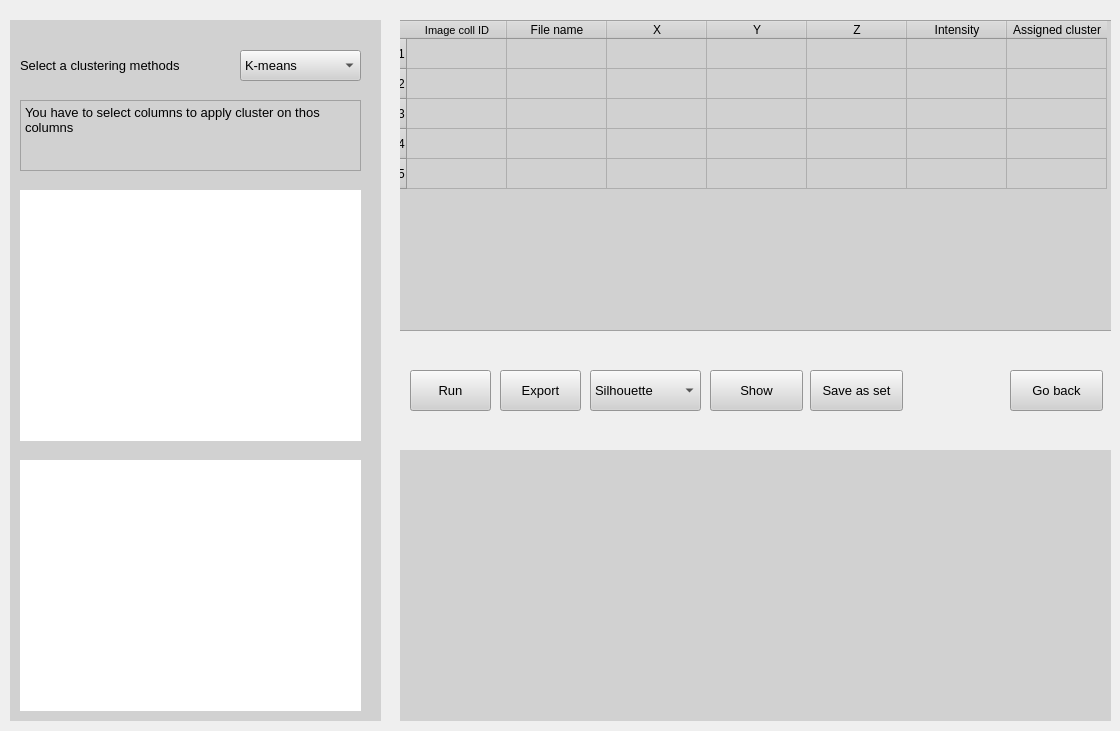
Before: the Qt Designer form UI_builder/Clustering.ui in Brain-Mapper/BrainMapperV2, drawn with Qt 5.
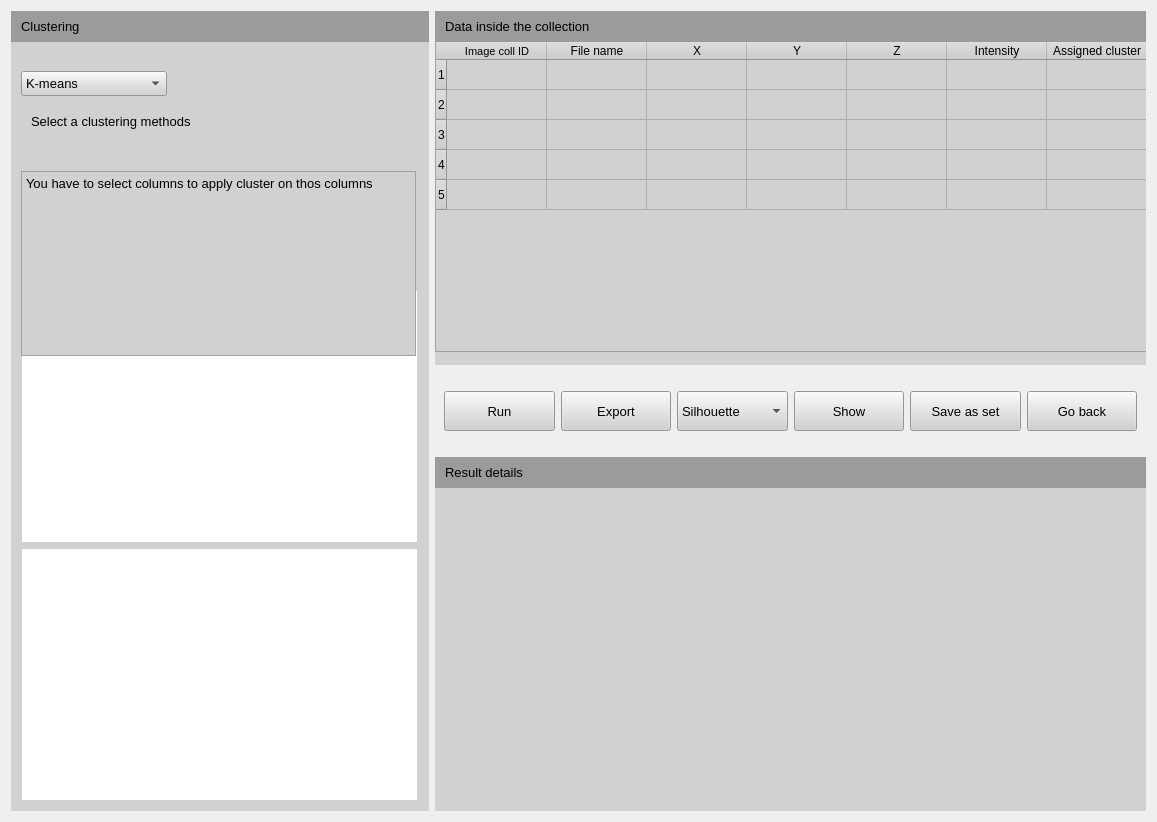
After: the same form once the commit is applied.

```diff
--- a/UI_builder/Clustering.ui
+++ b/UI_builder/Clustering.ui
@@ -6,149 +6,21 @@
    <rect>
     <x>0</x>
     <y>0</y>
-    <width>1120</width>
-    <height>731</height>
+    <width>1157</width>
+    <height>822</height>
    </rect>
   </property>
   <property name="windowTitle">
    <string>Form</string>
   </property>
-  <widget class="QWidget" name="widget" native="true">
-   <property name="geometry">
-    <rect>
-     <x>10</x>
-     <y>20</y>
-     <width>371</width>
-     <height>701</height>
-    </rect>
-   </property>
-   <property name="styleSheet">
-    <string notr="true">background-color: rgb(209, 209, 209);</string>
-   </property>
-   <widget class="QLabel" name="label">
-    <property name="geometry">
-     <rect>
-      <x>10</x>
-      <y>30</y>
-      <width>211</width>
-      <height>31</height>
-     </rect>
-    </property>
-    <property name="font">
-     <font>
-      <pointsize>10</pointsize>
-     </font>
-    </property>
-    <property name="text">
-     <string>Select a clustering methods</string>
-    </property>
-    <property name="textFormat">
-     <enum>Qt::AutoText</enum>
-    </property>
-   </widget>
-   <widget class="QComboBox" name="comboBox_2">
-    <property name="geometry">
-     <rect>
-      <x>230</x>
-      <y>30</y>
-      <width>121</width>
-      <height>31</height>
-     </rect>
-    </property>
-    <property name="font">
-     <font>
-      <pointsize>10</pointsize>
-     </font>
-    </property>
-    <item>
-     <property name="text">
-      <string>K-means</string>
-     </property>
-    </item>
-    <item>
-     <property name="text">
-      <string>K-medoids</string>
-     </property>
-    </item>
-    <item>
-     <property name="text">
-      <string>Agglomerative</string>
-     </property>
-    </item>
-    <item>
-     <property name="text">
-      <string>Fuzzy C-means</string>
-     </property>
-    </item>
-   </widget>
-   <widget class="QWidget" name="widget_5" native="true">
-    <property name="geometry">
-     <rect>
-      <x>10</x>
-      <y>170</y>
-      <width>341</width>
-      <height>251</height>
-     </rect>
-    </property>
-    <property name="minimumSize">
-     <size>
-      <width>341</width>
-      <height>251</height>
-     </size>
-    </property>
-    <property name="styleSheet">
-     <string notr="true">background-color: rgb(255, 255, 255);</string>
-    </property>
-   </widget>
-   <widget class="QWidget" name="widget_6" native="true">
-    <property name="geometry">
-     <rect>
-      <x>10</x>
-      <y>440</y>
-      <width>341</width>
-      <height>251</height>
-     </rect>
-    </property>
-    <property name="minimumSize">
-     <size>
-      <width>341</width>
-      <height>0</height>
-     </size>
-    </property>
-    <property name="styleSheet">
-     <string notr="true">background-color: rgb(255, 255, 255);</string>
-    </property>
-   </widget>
-   <widget class="QPlainTextEdit" name="plainTextEdit">
-    <property name="geometry">
-     <rect>
-      <x>10</x>
-      <y>80</y>
-      <width>341</width>
-      <height>71</height>
-     </rect>
-    </property>
-    <property name="font">
-     <font>
-      <pointsize>10</pointsize>
-     </font>
-    </property>
-    <property name="readOnly">
-     <bool>true</bool>
-    </property>
-    <property name="plainText">
-     <string>You have to select columns to apply cluster on thos columns</string>
-    </property>
-   </widget>
-  </widget>
+  <layout class="QGridLayout" name="gridLayout">
+   <item row="0" column="1">
   <widget class="QWidget" name="widget_2" native="true">
-   <property name="geometry">
-    <rect>
-     <x>400</x>
-     <y>20</y>
+     <property name="minimumSize">
+      <size>
      <width>711</width>
      <height>311</height>
-    </rect>
+      </size>
    </property>
    <property name="styleSheet">
     <string notr="true">background-color: rgb(209, 209, 209);</string>
@@ -156,8 +28,8 @@
    <widget class="QTableWidget" name="tableWidget">
     <property name="geometry">
      <rect>
-      <x>-5</x>
-      <y>0</y>
+        <x>0</x>
+        <y>30</y>
       <width>721</width>
       <height>311</height>
      </rect>
@@ -248,40 +120,252 @@
      </property>
     </column>
    </widget>
-  </widget>
+     <widget class="QWidget" name="widget_8" native="true">
+      <property name="geometry">
+       <rect>
+        <x>0</x>
+        <y>0</y>
+        <width>711</width>
+        <height>31</height>
+       </rect>
+      </property>
+      <property name="styleSheet">
+       <string notr="true">background-color: rgb(155, 155, 155);</string>
+      </property>
+      <widget class="QLabel" name="label_3">
+       <property name="geometry">
+        <rect>
+         <x>10</x>
+         <y>0</y>
+         <width>201</width>
+         <height>31</height>
+        </rect>
+       </property>
+       <property name="font">
+        <font>
+         <pointsize>10</pointsize>
+        </font>
+       </property>
+       <property name="text">
+        <string>Data inside the collection</string>
+       </property>
+      </widget>
+     </widget>
+     <zorder>tableWidget</zorder>
+     <zorder>widget</zorder>
+     <zorder>widget_8</zorder>
+    </widget>
+   </item>
+   <item row="0" column="0" rowspan="3">
+    <widget class="QWidget" name="widget" native="true">
+     <property name="styleSheet">
+      <string notr="true">background-color: rgb(209, 209, 209);</string>
+     </property>
+     <widget class="QLabel" name="label">
+      <property name="geometry">
+       <rect>
+        <x>20</x>
+        <y>100</y>
+        <width>205</width>
+        <height>21</height>
+       </rect>
+      </property>
+      <property name="font">
+       <font>
+        <pointsize>10</pointsize>
+       </font>
+      </property>
+      <property name="text">
+       <string>Select a clustering methods</string>
+      </property>
+      <property name="textFormat">
+       <enum>Qt::AutoText</enum>
+      </property>
+     </widget>
+     <widget class="QWidget" name="widget_5" native="true">
+      <property name="geometry">
+       <rect>
+        <x>11</x>
+        <y>280</y>
+        <width>395</width>
+        <height>251</height>
+       </rect>
+      </property>
+      <property name="minimumSize">
+       <size>
+        <width>341</width>
+        <height>251</height>
+       </size>
+      </property>
+      <property name="styleSheet">
+       <string notr="true">background-color: rgb(255, 255, 255);</string>
+      </property>
+     </widget>
+     <widget class="QWidget" name="widget_6" native="true">
+      <property name="geometry">
+       <rect>
+        <x>11</x>
+        <y>538</y>
+        <width>395</width>
+        <height>251</height>
+       </rect>
+      </property>
+      <property name="minimumSize">
+       <size>
+        <width>341</width>
+        <height>251</height>
+       </size>
+      </property>
+      <property name="styleSheet">
+       <string notr="true">background-color: rgb(255, 255, 255);</string>
+      </property>
+     </widget>
+     <widget class="QPlainTextEdit" name="plainTextEdit">
+      <property name="geometry">
+       <rect>
+        <x>10</x>
+        <y>160</y>
+        <width>395</width>
+        <height>185</height>
+       </rect>
+      </property>
+      <property name="font">
+       <font>
+        <pointsize>10</pointsize>
+       </font>
+      </property>
+      <property name="readOnly">
+       <bool>true</bool>
+      </property>
+      <property name="plainText">
+       <string>You have to select columns to apply cluster on thos columns</string>
+      </property>
+     </widget>
+     <widget class="QComboBox" name="comboBox_2">
+      <property name="geometry">
+       <rect>
+        <x>10</x>
+        <y>60</y>
+        <width>146</width>
+        <height>25</height>
+       </rect>
+      </property>
+      <property name="font">
+       <font>
+        <pointsize>10</pointsize>
+       </font>
+      </property>
+      <item>
+       <property name="text">
+        <string>K-means</string>
+       </property>
+      </item>
+      <item>
+       <property name="text">
+        <string>K-medoids</string>
+       </property>
+      </item>
+      <item>
+       <property name="text">
+        <string>Agglomerative</string>
+       </property>
+      </item>
+      <item>
+       <property name="text">
+        <string>Fuzzy C-means</string>
+       </property>
+      </item>
+     </widget>
+     <widget class="QWidget" name="widget_7" native="true">
+      <property name="geometry">
+       <rect>
+        <x>0</x>
+        <y>0</y>
+        <width>421</width>
+        <height>31</height>
+       </rect>
+      </property>
+      <property name="styleSheet">
+       <string notr="true">background-color: rgb(155, 155, 155);</string>
+      </property>
+      <widget class="QLabel" name="label_2">
+       <property name="geometry">
+        <rect>
+         <x>10</x>
+         <y>0</y>
+         <width>91</width>
+         <height>31</height>
+        </rect>
+       </property>
+       <property name="font">
+        <font>
+         <pointsize>10</pointsize>
+        </font>
+       </property>
+       <property name="text">
+        <string>Clustering</string>
+       </property>
+      </widget>
+     </widget>
+    </widget>
+   </item>
+   <item row="2" column="1">
   <widget class="QWidget" name="widget_3" native="true">
-   <property name="geometry">
-    <rect>
-     <x>400</x>
-     <y>450</y>
-     <width>711</width>
-     <height>271</height>
-    </rect>
-   </property>
    <property name="styleSheet">
     <string notr="true">background-color: rgb(209, 209, 209);</string>
    </property>
-  </widget>
+     <widget class="QWidget" name="widget_9" native="true">
+      <property name="geometry">
+       <rect>
+        <x>0</x>
+        <y>0</y>
+        <width>711</width>
+        <height>31</height>
+       </rect>
+      </property>
+      <property name="styleSheet">
+       <string notr="true">background-color: rgb(155, 155, 155);</string>
+      </property>
+      <widget class="QLabel" name="label_4">
+       <property name="geometry">
+        <rect>
+         <x>10</x>
+         <y>0</y>
+         <width>201</width>
+         <height>31</height>
+        </rect>
+       </property>
+       <property name="font">
+        <font>
+         <pointsize>10</pointsize>
+        </font>
+       </property>
+       <property name="text">
+        <string>Result details</string>
+       </property>
+      </widget>
+     </widget>
+    </widget>
+   </item>
+   <item row="1" column="1">
   <widget class="QWidget" name="widget_4" native="true">
-   <property name="geometry">
-    <rect>
-     <x>400</x>
-     <y>360</y>
-     <width>711</width>
-     <height>61</height>
-    </rect>
+     <property name="maximumSize">
+      <size>
+       <width>16777215</width>
+       <height>80</height>
+      </size>
    </property>
    <property name="styleSheet">
     <string notr="true"/>
    </property>
+     <layout class="QHBoxLayout" name="horizontalLayout">
+      <item>
    <widget class="QPushButton" name="pushButton">
-    <property name="geometry">
-     <rect>
-      <x>10</x>
-      <y>10</y>
-      <width>81</width>
-      <height>41</height>
-     </rect>
+        <property name="minimumSize">
+         <size>
+          <width>0</width>
+          <height>40</height>
+         </size>
     </property>
     <property name="font">
      <font>
@@ -301,35 +385,14 @@
      </size>
     </property>
    </widget>
-   <widget class="QPushButton" name="pushButton_2">
-    <property name="geometry">
-     <rect>
-      <x>310</x>
-      <y>10</y>
-      <width>93</width>
-      <height>41</height>
-     </rect>
-    </property>
-    <property name="font">
-     <font>
-      <pointsize>10</pointsize>
-     </font>
-    </property>
-    <property name="styleSheet">
-     <string notr="true">background-color: rgb(209, 209, 209);</string>
-    </property>
-    <property name="text">
-     <string>Show</string>
-    </property>
-   </widget>
+      </item>
+      <item>
    <widget class="QPushButton" name="pushButton_3">
-    <property name="geometry">
-     <rect>
-      <x>100</x>
-      <y>10</y>
-      <width>81</width>
-      <height>41</height>
-     </rect>
+        <property name="minimumSize">
+         <size>
+          <width>0</width>
+          <height>40</height>
+         </size>
     </property>
     <property name="font">
      <font>
@@ -343,63 +406,21 @@
      <string>Export</string>
     </property>
    </widget>
-   <widget class="QPushButton" name="pushButton_4">
-    <property name="geometry">
-     <rect>
-      <x>410</x>
-      <y>10</y>
-      <width>93</width>
-      <height>41</height>
-     </rect>
-    </property>
-    <property name="font">
-     <font>
-      <pointsize>10</pointsize>
-     </font>
-    </property>
-    <property name="styleSheet">
-     <string notr="true">background-color: rgb(209, 209, 209);</string>
-    </property>
-    <property name="text">
-     <string>Save as set</string>
-    </property>
-   </widget>
-   <widget class="QPushButton" name="pushButton_5">
-    <property name="geometry">
-     <rect>
-      <x>610</x>
-      <y>10</y>
-      <width>93</width>
-      <height>41</height>
-     </rect>
-    </property>
-    <property name="font">
-     <font>
-      <pointsize>10</pointsize>
-     </font>
-    </property>
-    <property name="styleSheet">
-     <string notr="true">background-color: rgb(209, 209, 209);</string>
-    </property>
-    <property name="text">
-     <string>Go back</string>
-    </property>
-   </widget>
+      </item>
+      <item>
    <widget class="QComboBox" name="comboBox">
-    <property name="geometry">
-     <rect>
-      <x>190</x>
-      <y>10</y>
-      <width>111</width>
-      <height>41</height>
-     </rect>
-    </property>
     <property name="sizePolicy">
      <sizepolicy hsizetype="Preferred" vsizetype="Fixed">
       <horstretch>0</horstretch>
       <verstretch>0</verstretch>
      </sizepolicy>
     </property>
+        <property name="minimumSize">
+         <size>
+          <width>0</width>
+          <height>40</height>
+         </size>
+        </property>
     <property name="font">
      <font>
       <pointsize>10</pointsize>
@@ -441,7 +462,74 @@
      </property>
     </item>
    </widget>
-  </widget>
+      </item>
+      <item>
+       <widget class="QPushButton" name="pushButton_2">
+        <property name="minimumSize">
+         <size>
+          <width>0</width>
+          <height>40</height>
+         </size>
+        </property>
+        <property name="font">
+         <font>
+          <pointsize>10</pointsize>
+         </font>
+        </property>
+        <property name="styleSheet">
+         <string notr="true">background-color: rgb(209, 209, 209);</string>
+        </property>
+        <property name="text">
+         <string>Show</string>
+        </property>
+       </widget>
+      </item>
+      <item>
+       <widget class="QPushButton" name="pushButton_4">
+        <property name="minimumSize">
+         <size>
+          <width>0</width>
+          <height>40</height>
+         </size>
+        </property>
+        <property name="font">
+         <font>
+          <pointsize>10</pointsize>
+         </font>
+        </property>
+        <property name="styleSheet">
+         <string notr="true">background-color: rgb(209, 209, 209);</string>
+        </property>
+        <property name="text">
+         <string>Save as set</string>
+        </property>
+       </widget>
+      </item>
+      <item>
+       <widget class="QPushButton" name="pushButton_5">
+        <property name="minimumSize">
+         <size>
+          <width>0</width>
+          <height>40</height>
+         </size>
+        </property>
+        <property name="font">
+         <font>
+          <pointsize>10</pointsize>
+         </font>
+        </property>
+        <property name="styleSheet">
+         <string notr="true">background-color: rgb(209, 209, 209);</string>
+        </property>
+        <property name="text">
+         <string>Go back</string>
+        </property>
+       </widget>
+      </item>
+     </layout>
+    </widget>
+   </item>
+  </layout>
  </widget>
  <resources/>
  <connections>
```
Lines whose indentation alone changed are shown as unchanged.
